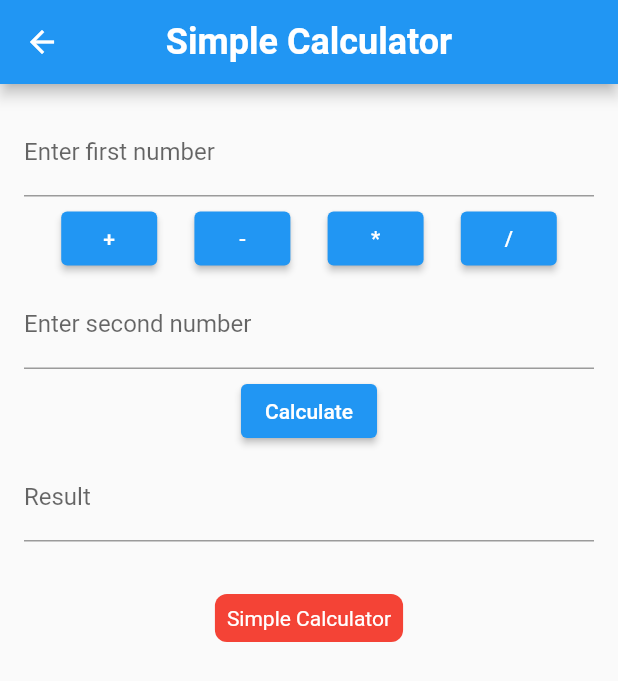
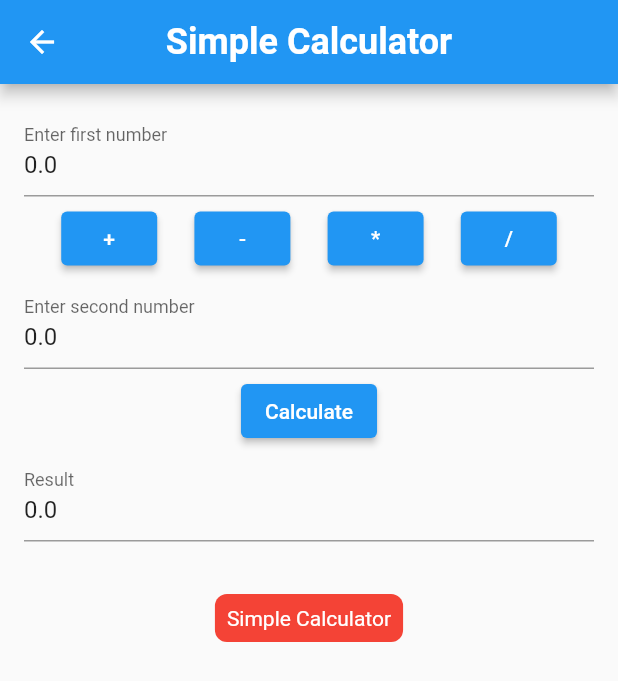
Before and after one commit to HafizAwaiskhan/The-Flutter-Way, a Flutter app: the screen it shows after launch, after a tap on "Simple Calculator", on a phone screen of 412 x 824 dp. Shown: the top 681 px of the screen. Run offline on Flutter 3.47's test engine with Material 2 defaults, Android fonts, the phone set to English and light mode, and no system bars; our stand-ins replace flutter_styled_toast, google_fonts.

Commit message:
save state of data of SimpleCalculator

```diff
--- a/lib/main.dart
+++ b/lib/main.dart
@@ -1,4 +1,6 @@
 import 'package:flutter/material.dart';
+import 'package:provider/provider.dart';
+import 'package:tip_calculator_flutter/models/simple_calculator_model.dart';
 import 'package:tip_calculator_flutter/simple_calculator.dart';
 import 'package:tip_calculator_flutter/tip_calculator.dart';
 import 'package:tip_calculator_flutter/toast_helper.dart';
@@ -8,7 +10,12 @@ import 'grocery_list_view.dart';
 import 'text_styles.dart';
 
 void main() {
-  runApp( MyApp());
+  runApp(
+    ChangeNotifierProvider(
+      create: (context) => SimpleCalculatorModel(),
+      child: MyApp(),
+    ),
+  );
 }
 
 class MyApp extends StatelessWidget {
@@ -73,40 +80,25 @@ class CustomApp extends StatelessWidget {
   void handleButtonClick(String operator , BuildContext context) {
     // Handle button click logic here
     ToastHelper.showToast(context, operator);
-    if(operator == "Simple Calculator"){
-      Navigator.push(
-        context,
-        MaterialPageRoute(
-          builder: (context) => const CalculatorScreen(),
-        ),
-      );
-    } else if(operator == "Tip Calculator"){
-      Navigator.push(
-        context,
-        MaterialPageRoute(
-          builder: (context) =>  TipCalculatorBody(billAmountController: billAmountController,logic:logic),
-        ),
-      );
-    }else{
-      Navigator.push(
-        context,
-        MaterialPageRoute(
-          builder: (context) => const GroceryListView(),
-        ),
-      );
-    }
+    navigateToNewScreen(context, operator);
   }
 
-  // void openSimpleCalculator(){
-  //   SimpleCalculatorLogic calculatorLogic = SimpleCalculatorLogic();
-  //
-  //   // Call the calculateSimpleLogic method
-  //   calculatorLogic.calculateSimpleLogic(
-  //     num1Controller: _num1Controller,
-  //     num2Controller: _num2Controller,
-  //     resultController: _resultController,
-  //     context: context,
-  //     operator: _operator,
-  //   );
-  // }
+  void navigateToNewScreen(BuildContext context, String operator) {
+    Map<String, Widget> screenMap = {
+      "Simple Calculator": const CalculatorScreen(),
+      "Tip Calculator": TipCalculatorBody(billAmountController: billAmountController, logic: logic),
+      "Grocery List View": const GroceryListView(),
+      // Add other screens as needed
+    };
+
+    Widget selectedScreen = screenMap[operator] ?? Container(); // Default to an empty Container if the operator is not found
+
+    Navigator.push(
+      context,
+      MaterialPageRoute(
+        builder: (context) => selectedScreen,
+      ),
+    );
+  }
+
 }
--- /dev/null
+++ b/lib/models/simple_calculator_model.dart
@@ -0,0 +1,14 @@
+import 'package:flutter/cupertino.dart';
+
+class SimpleCalculatorModel extends ChangeNotifier {
+  double num1 = 0.0;
+  double num2 = 0.0;
+  double result = 0.0;
+
+  void setValues(double newNum1, double newNum2, double newResult) {
+    num1 = newNum1;
+    num2 = newNum2;
+    result = newResult;
+    notifyListeners();
+  }
+}
--- a/lib/simple_calculator.dart
+++ b/lib/simple_calculator.dart
@@ -1,9 +1,11 @@
 import 'package:flutter/material.dart';
+import 'package:provider/provider.dart';
 import 'package:tip_calculator_flutter/app_strings.dart';
 import 'package:tip_calculator_flutter/tip_calculator_logic.dart';
 import 'package:tip_calculator_flutter/toast_helper.dart';
 
 import 'main.dart';
+import 'models/simple_calculator_model.dart';
 
 class CalculatorScreen extends StatefulWidget {
   const CalculatorScreen({super.key});
@@ -13,13 +15,24 @@ class CalculatorScreen extends StatefulWidget {
 }
 
 class _CalculatorScreenState extends State<CalculatorScreen> {
-  final TextEditingController _num1Controller = TextEditingController();
-  final TextEditingController _num2Controller = TextEditingController();
-  final TextEditingController _resultController = TextEditingController();
+  late TextEditingController _num1Controller = TextEditingController();
+  late  TextEditingController _num2Controller = TextEditingController();
+  late TextEditingController _resultController = TextEditingController();
   String _operator = "";
 
   @override
+  void initState() {
+    super.initState();
+    // Initialize controllers with data from CalculatorData
+    final calculatorData = Provider.of<SimpleCalculatorModel>(context, listen: false);
+    _num1Controller = TextEditingController(text: calculatorData.num1.toString());
+    _num2Controller = TextEditingController(text: calculatorData.num2.toString());
+    _resultController = TextEditingController(text: calculatorData.result.toString());
+  }
+
+  @override
   Widget build(BuildContext context) {
+    final calculatorModel = Provider.of<SimpleCalculatorModel>(context);
     return Scaffold(
       appBar: CustomApp.buildAppBar("Simple Calculator"),
         body: Container(
@@ -90,5 +103,13 @@ class _CalculatorScreenState extends State<CalculatorScreen> {
       context: context,
       operator: _operator,
     );
+
+    final simpleCalculatorModel = Provider.of<SimpleCalculatorModel>(context, listen: false);
+    double num1 = double.tryParse(_num1Controller.text) ?? 0.0;
+    double num2 = double.tryParse(_num2Controller.text) ?? 0.0;
+    double result = num1 + num2; // Customize the calculation logic as needed
+
+    _resultController.text = result.toString();
+    simpleCalculatorModel.setValues(num1, num2, result);
   }
 }
--- a/pubspec.yaml
+++ b/pubspec.yaml
@@ -32,6 +32,7 @@ dependencies:
     sdk: flutter
   google_fonts: ^6.1.0
   flutter_styled_toast: ^2.2.1
+  provider: ^5.0.0
 
   # The following adds the Cupertino Icons font to your application.
   # Use with the CupertinoIcons class for iOS style icons.
```
Also changed, not shown: pubspec.lock.
